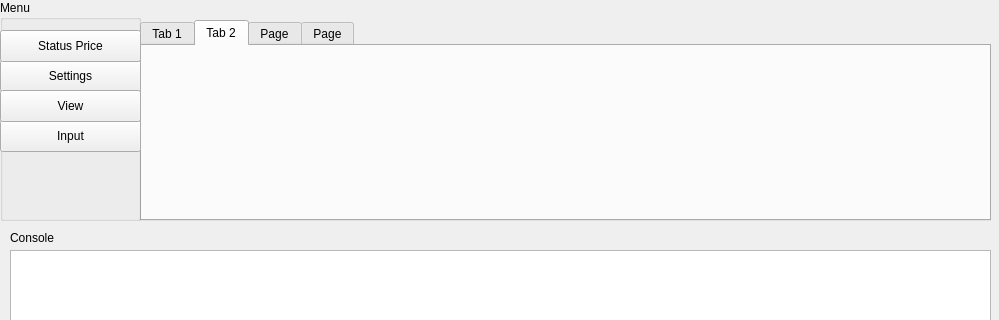
Old version of the form gui_main.ui in the repository rangademetal/price-tracking; both pictures show x 0 to 999 and y 0 to 320 of the 999 by 489 pixel window.
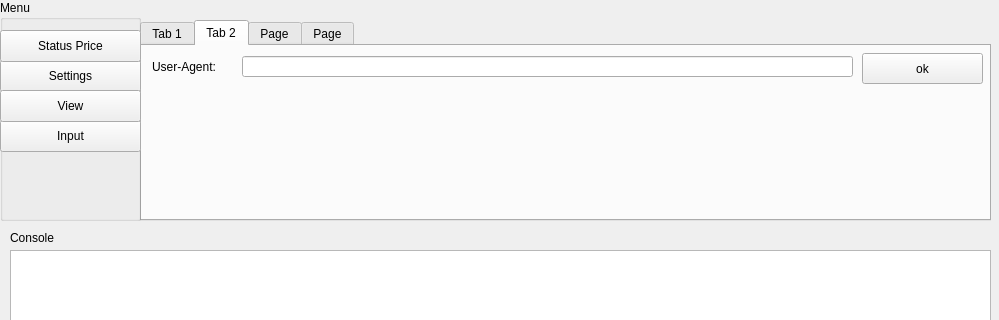
New version of the form. The open tabs and pages were chosen to show the change.

```diff
--- a/gui_main.ui
+++ b/gui_main.ui
@@ -48,6 +48,42 @@
      <attribute name="title">
       <string>Tab 2</string>
      </attribute>
+     <widget class="QLabel" name="label_6">
+      <property name="geometry">
+       <rect>
+        <x>10</x>
+        <y>10</y>
+        <width>81</width>
+        <height>21</height>
+       </rect>
+      </property>
+      <property name="text">
+       <string>User-Agent:</string>
+      </property>
+     </widget>
+     <widget class="QLineEdit" name="header_text">
+      <property name="geometry">
+       <rect>
+        <x>100</x>
+        <y>10</y>
+        <width>611</width>
+        <height>21</height>
+       </rect>
+      </property>
+     </widget>
+     <widget class="QPushButton" name="header_btn">
+      <property name="geometry">
+       <rect>
+        <x>720</x>
+        <y>7</y>
+        <width>121</width>
+        <height>31</height>
+       </rect>
+      </property>
+      <property name="text">
+       <string>ok</string>
+      </property>
+     </widget>
     </widget>
     <widget class="QWidget" name="tab3">
      <attribute name="title">
```
Left out of the diff: 4 changed lines with no effect on the pictures.
